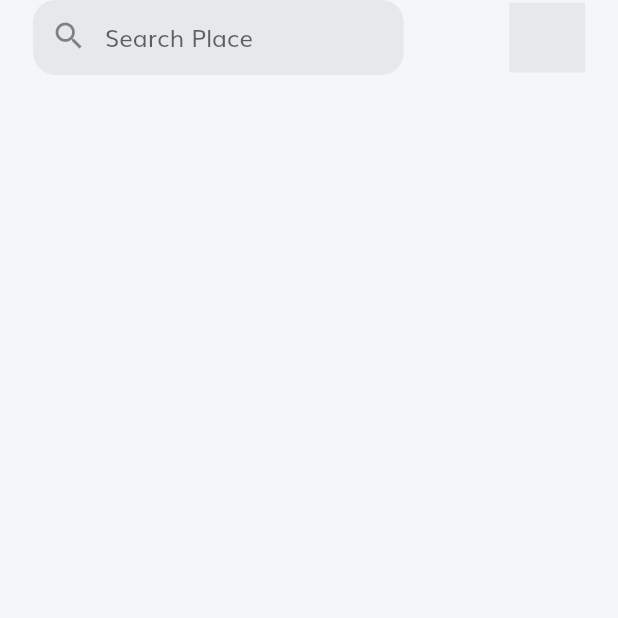
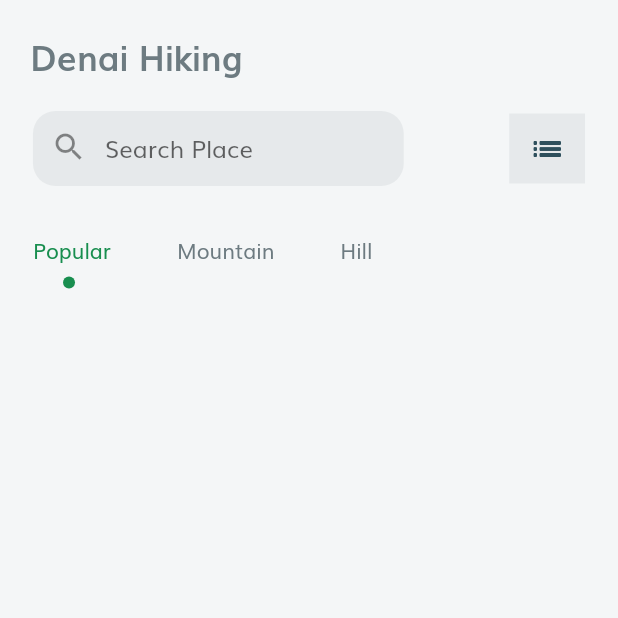
Before and after one commit to Mudennn/Denai_app, a Flutter app: the HomePage screen opened by its route, on a phone screen of 412 x 824 dp, the top half of it. Run offline on Flutter 3.47's test engine with Material 2 defaults, Android fonts, the phone set to English and light mode, and no system bars; our stand-ins replace bloc, equatable, flutter_bloc, flutter_svg.

Commit message:
continue home page

```diff
--- a/lib/pages/home_page/components/body.dart
+++ b/lib/pages/home_page/components/body.dart
@@ -3,15 +3,33 @@ import 'package:flutter/material.dart';
 import '../../../constant.dart';
 import '../../../size_config.dart';
 
-class Body extends StatelessWidget {
+class Body extends StatefulWidget {
   const Body({super.key});
 
   @override
+  State<Body> createState() => _BodyState();
+}
+
+class _BodyState extends State<Body> with TickerProviderStateMixin {
+  var images = {
+    "Mountain1.jpg": "Hiking", // image file : values for text
+    "Mountain2.jpg": "Kayaking",
+    "Mountain3.jpg": "Camping",
+    "tezos1.jpg": "Snorkling",
+  };
+
+  @override
   Widget build(BuildContext context) {
+    TabController _tabController = TabController(length: 3, vsync: this);
     return SafeArea(
       child: SingleChildScrollView(
         child: Column(
           children: [
+            Container(
+              alignment: Alignment.centerLeft,
+              padding: const EdgeInsets.only(top: 20, left: 20, bottom: 20),
+              child: Text("Denai Hiking", style: TextStyle(fontSize: getProportionateScreenWidth(21), fontWeight: FontWeight.bold),),
+            ),
             Padding(
               padding: EdgeInsets.symmetric(
                 horizontal: getProportionateScreenWidth(20),
@@ -47,8 +65,39 @@ class Body extends StatelessWidget {
                     decoration: BoxDecoration(
                       color: textColor.withOpacity(0.1),
                     ),
-                  )
+                    child: Icon(
+                      Icons.list_outlined,
+                      color: headingColor,
+                    ),
+                  ),
                 ],
+              ),
+            ),
+            SizedBox(height: getProportionateScreenHeight(20),),
+            // Tab Bar ///
+            Container(
+              child: Align(
+                alignment: Alignment.centerLeft,
+                child: TabBar(
+                  controller: _tabController,
+                  labelColor: buttonColor,
+                  unselectedLabelColor: textColor,
+                  isScrollable: true,
+                  labelPadding: EdgeInsets.only(left: getProportionateScreenWidth(20), right: getProportionateScreenWidth(20),),
+                  indicatorSize: TabBarIndicatorSize.label,
+                  indicator: CircleTabIndicator(color: buttonColor, radius: 4),
+                  tabs: const [
+                    Tab(
+                        text: "Popular",
+                      ),
+                      Tab(
+                        text: "Mountain",
+                      ),
+                      Tab(
+                        text: "Hill",
+                      ),
+                  ],
+                ),
               ),
             )
           ],
@@ -57,3 +106,46 @@ class Body extends StatelessWidget {
     );
   }
 }
+
+// Untuk indicator punya shape
+class CircleTabIndicator extends Decoration {
+  final Color color;
+  double radius;
+
+  CircleTabIndicator({
+    //constructor
+    required this.color,
+    required this.radius,
+  });
+
+  @override
+  BoxPainter createBoxPainter([VoidCallback? onChanged]) {
+    return _CirclePainter(
+      color: color,
+      radius: radius,
+    );
+  }
+}
+
+class _CirclePainter extends BoxPainter {
+  final Color color;
+  double radius;
+
+  _CirclePainter({
+    //constructor
+    required this.color,
+    required this.radius,
+  });
+
+  @override
+  void paint(Canvas canvas, Offset offset, ImageConfiguration configuration) {
+    Paint _paint = Paint();
+    _paint.color = color;
+    _paint.isAntiAlias = true;
+
+    final Offset circleOffset = Offset(
+        configuration.size!.width / 2 - radius / 2,
+        configuration.size!.height - radius); // untuk position circle
+    canvas.drawCircle(offset + circleOffset, radius, _paint);
+  }
+}
```
